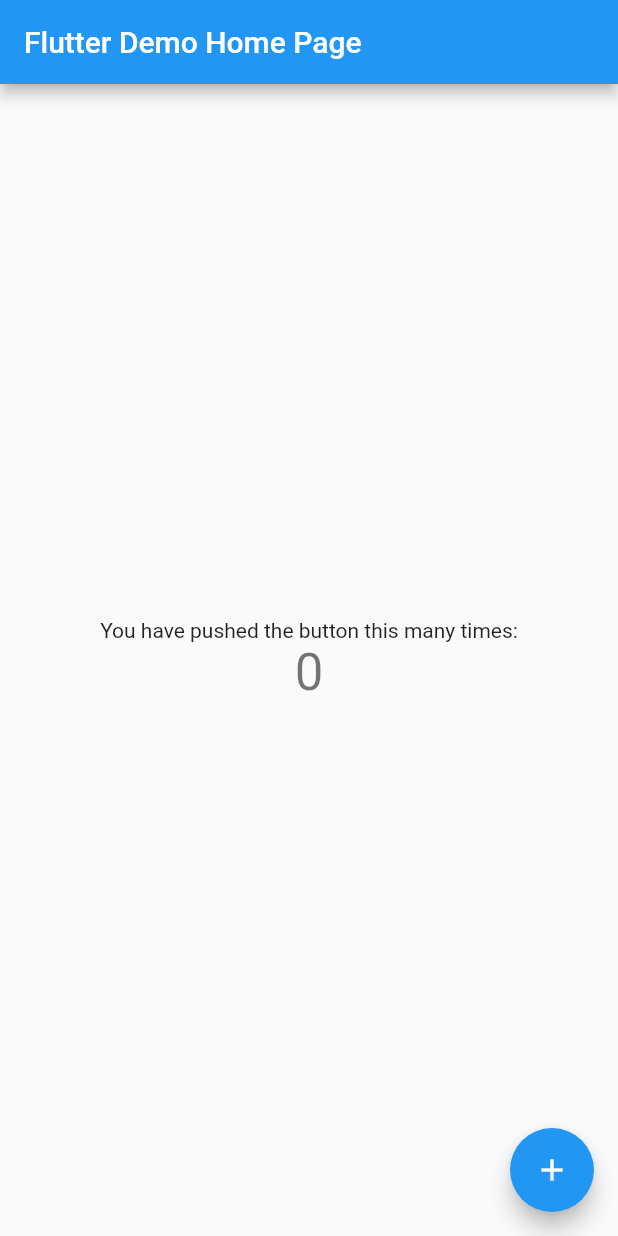
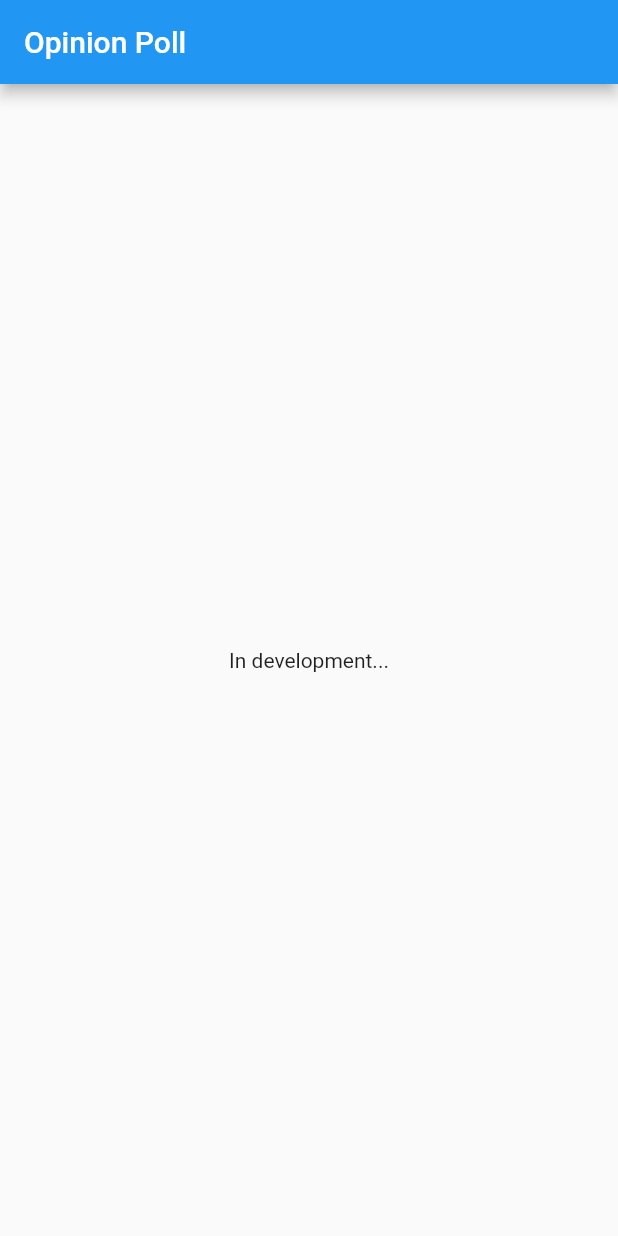
Before and after one commit to isaacscardoso/blueshrine-opinion-poll, a Flutter app: the screen it shows after launch, on a phone screen of 412 x 824 dp. Run offline on Flutter 3.47's test engine with Material 2 defaults, Android fonts, the phone set to English and light mode, and no system bars.

Commit message:
Simple implementation of MyHomePage skeleton.

```diff
--- a/opinion_poll_app/lib/main.dart
+++ b/opinion_poll_app/lib/main.dart
@@ -1,115 +1,33 @@
 import 'package:flutter/material.dart';
 
-void main() {
-  runApp(const MyApp());
-}
+void main() => runApp(const MyApp());
 
 class MyApp extends StatelessWidget {
   const MyApp({super.key});
 
-  // This widget is the root of your application.
   @override
   Widget build(BuildContext context) {
     return MaterialApp(
-      title: 'Flutter Demo',
-      theme: ThemeData(
-        // This is the theme of your application.
-        //
-        // Try running your application with "flutter run". You'll see the
-        // application has a blue toolbar. Then, without quitting the app, try
-        // changing the primarySwatch below to Colors.green and then invoke
-        // "hot reload" (press "r" in the console where you ran "flutter run",
-        // or simply save your changes to "hot reload" in a Flutter IDE).
-        // Notice that the counter didn't reset back to zero; the application
-        // is not restarted.
-        primarySwatch: Colors.blue,
-      ),
-      home: const MyHomePage(title: 'Flutter Demo Home Page'),
+      theme: ThemeData(primarySwatch: Colors.blue),
+      home: const MyHomePage(),
     );
   }
 }
 
-class MyHomePage extends StatefulWidget {
-  const MyHomePage({super.key, required this.title});
-
-  // This widget is the home page of your application. It is stateful, meaning
-  // that it has a State object (defined below) that contains fields that affect
-  // how it looks.
-
-  // This class is the configuration for the state. It holds the values (in this
-  // case the title) provided by the parent (in this case the App widget) and
-  // used by the build method of the State. Fields in a Widget subclass are
-  // always marked "final".
-
-  final String title;
-
-  @override
-  State<MyHomePage> createState() => _MyHomePageState();
-}
-
-class _MyHomePageState extends State<MyHomePage> {
-  int _counter = 0;
-
-  void _incrementCounter() {
-    setState(() {
-      // This call to setState tells the Flutter framework that something has
-      // changed in this State, which causes it to rerun the build method below
-      // so that the display can reflect the updated values. If we changed
-      // _counter without calling setState(), then the build method would not be
-      // called again, and so nothing would appear to happen.
-      _counter++;
-    });
-  }
+class MyHomePage extends StatelessWidget {
+  const MyHomePage({super.key});
 
   @override
   Widget build(BuildContext context) {
-    // This method is rerun every time setState is called, for instance as done
-    // by the _incrementCounter method above.
-    //
-    // The Flutter framework has been optimized to make rerunning build methods
-    // fast, so that you can just rebuild anything that needs updating rather
-    // than having to individually change instances of widgets.
     return Scaffold(
       appBar: AppBar(
-        // Here we take the value from the MyHomePage object that was created by
-        // the App.build method, and use it to set our appbar title.
-        title: Text(widget.title),
+        title: const Text('Opinion Poll'),
       ),
-      body: Center(
-        // Center is a layout widget. It takes a single child and positions it
-        // in the middle of the parent.
-        child: Column(
-          // Column is also a layout widget. It takes a list of children and
-          // arranges them vertically. By default, it sizes itself to fit its
-          // children horizontally, and tries to be as tall as its parent.
-          //
-          // Invoke "debug painting" (press "p" in the console, choose the
-          // "Toggle Debug Paint" action from the Flutter Inspector in Android
-          // Studio, or the "Toggle Debug Paint" command in Visual Studio Code)
-          // to see the wireframe for each widget.
-          //
-          // Column has various properties to control how it sizes itself and
-          // how it positions its children. Here we use mainAxisAlignment to
-          // center the children vertically; the main axis here is the vertical
-          // axis because Columns are vertical (the cross axis would be
-          // horizontal).
-          mainAxisAlignment: MainAxisAlignment.center,
-          children: <Widget>[
-            const Text(
-              'You have pushed the button this many times:',
-            ),
-            Text(
-              '$_counter',
-              style: Theme.of(context).textTheme.headline4,
-            ),
-          ],
+      body: const SafeArea(
+        child: Center(
+          child: Text('In development...'),
         ),
       ),
-      floatingActionButton: FloatingActionButton(
-        onPressed: _incrementCounter,
-        tooltip: 'Increment',
-        child: const Icon(Icons.add),
-      ), // This trailing comma makes auto-formatting nicer for build methods.
     );
   }
 }
```
